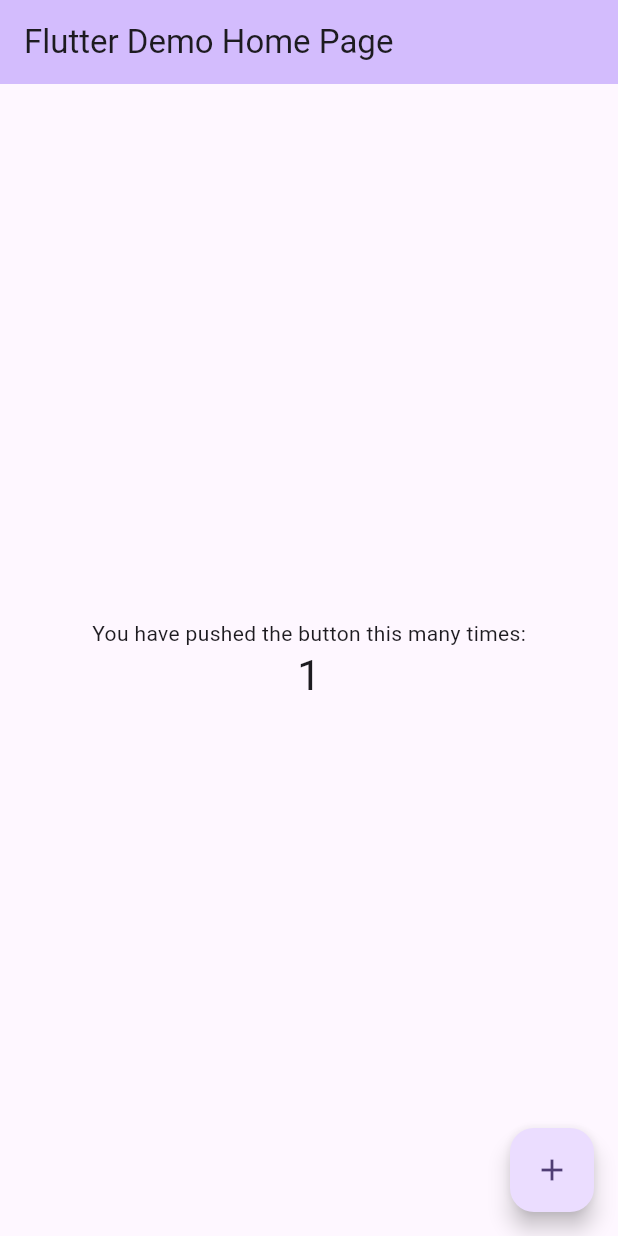
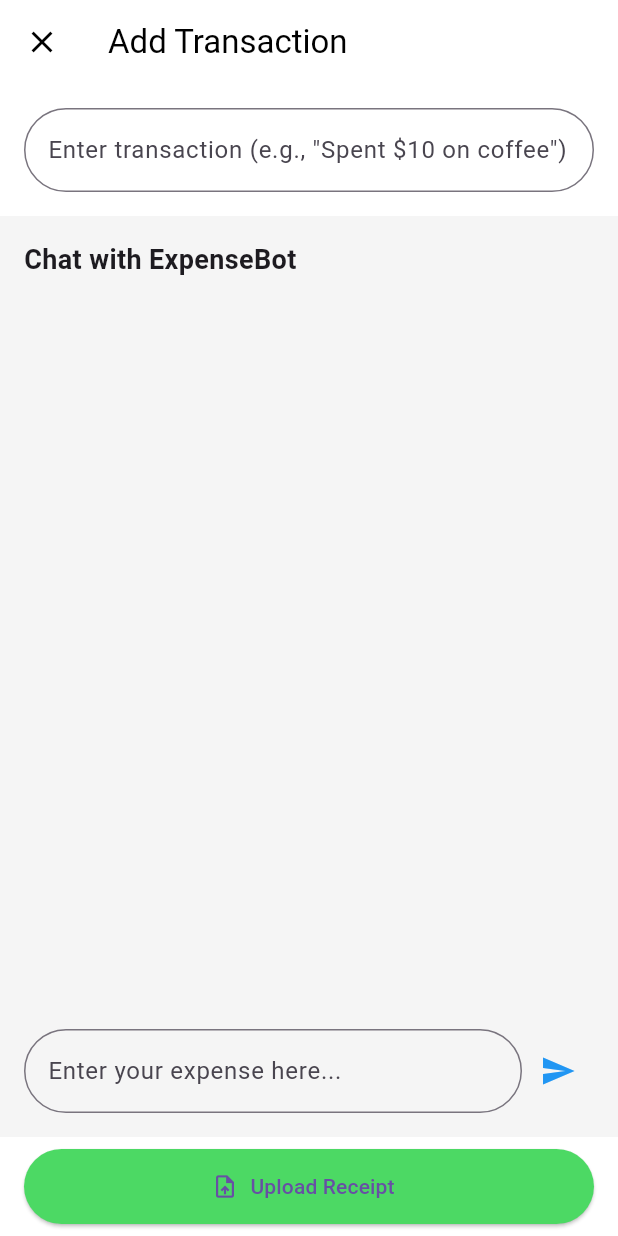
Before and after one commit to shortlion99/dollar-saver, a Flutter app: the screen it shows after launch, after a tap on the "add" icon, on a phone screen of 412 x 824 dp. Run offline on Flutter 3.47's test engine with Material 3 defaults, Android fonts, the phone set to English and light mode, and no system bars; our stand-ins replace image_picker.

Commit message:
added add assessment n home screen

```diff
--- /dev/null
+++ b/frontend/lib/components/budget_provider.dart
@@ -0,0 +1,38 @@
+import 'package:ai_expense_app/models/transaction_model.dart';
+import 'package:flutter/foundation.dart';
+
+class BudgetProvider with ChangeNotifier {
+  List<Transaction> _transactions = [
+    Transaction(category: 'Electricity', amount: 60.00, date: DateTime(2020, 5, 18)),
+    Transaction(category: 'Home', amount: 23.50, date: DateTime(2020, 5, 18)),
+    Transaction(category: 'Food & Drink', amount: 150.00, date: DateTime(2020, 5, 18)),
+    Transaction(category: 'Pet Food', amount: 36.50, date: DateTime(2020, 5, 18)),
+  ];
+
+  List<Transaction> get transactions => _transactions;
+
+  double get totalBudget => 5430.60;
+
+  void addTransaction(Transaction transaction) {
+    _transactions.add(transaction);
+    notifyListeners();
+  }
+
+  Map<String, double> calculateCategorySpending() {
+  Map<String, double> categoryTotals = {};
+
+  for (var transaction in _transactions) {
+    // Check if the category already exists in the map
+    if (categoryTotals.containsKey(transaction.category)) {
+      // If it exists, add the amount; if null, treat it as 0.0
+      categoryTotals[transaction.category] = (categoryTotals[transaction.category] ?? 0.0) + transaction.amount;
+    } else {
+      // If it doesn't exist, initialize it with the transaction amount
+      categoryTotals[transaction.category] = transaction.amount;
+    }
+  }
+
+  return categoryTotals;
+}
+
+}
--- /dev/null
+++ b/frontend/lib/components/custom_icons.dart
@@ -0,0 +1,18 @@
+import 'package:flutter/material.dart';
+
+class CustomIcons {
+  static IconData getIconForCategory(String category) {
+    switch (category.toLowerCase()) {
+      case 'electricity':
+        return Icons.lightbulb_outline;
+      case 'home':
+        return Icons.home;
+      case 'food & drink':
+        return Icons.fastfood;
+      case 'pet food':
+        return Icons.pets;
+      default:
+        return Icons.category;
+    }
+  }
+}
--- a/frontend/lib/main.dart
+++ b/frontend/lib/main.dart
@@ -1,125 +1,28 @@
 import 'package:flutter/material.dart';
+import 'package:provider/provider.dart';
+import 'screens/home_screen.dart';
+import 'components/budget_provider.dart';
 
 void main() {
-  runApp(const MyApp());
+  runApp(
+    ChangeNotifierProvider(
+      create: (context) => BudgetProvider(),
+      child: MyApp(),
+    ),
+  );
 }
 
 class MyApp extends StatelessWidget {
-  const MyApp({super.key});
-
-  // This widget is the root of your application.
   @override
   Widget build(BuildContext context) {
     return MaterialApp(
-      title: 'Flutter Demo',
+      title: 'Budget App',
       theme: ThemeData(
-        // This is the theme of your application.
-        //
-        // TRY THIS: Try running your application with "flutter run". You'll see
-        // the application has a purple toolbar. Then, without quitting the app,
-        // try changing the seedColor in the colorScheme below to Colors.green
-        // and then invoke "hot reload" (save your changes or press the "hot
-        // reload" button in a Flutter-supported IDE, or press "r" if you used
-        // the command line to start the app).
-        //
-        // Notice that the counter didn't reset back to zero; the application
-        // state is not lost during the reload. To reset the state, use hot
-        // restart instead.
-        //
-        // This works for code too, not just values: Most code changes can be
-        // tested with just a hot reload.
-        colorScheme: ColorScheme.fromSeed(seedColor: Colors.deepPurple),
-        useMaterial3: true,
+        primaryColor: Color(0xFF4CD964),
+        scaffoldBackgroundColor: Color(0xFF4CD964),
+        fontFamily: 'Roboto',
       ),
-      home: const MyHomePage(title: 'Flutter Demo Home Page'),
+      home: HomeScreen(),
     );
   }
 }
-
-class MyHomePage extends StatefulWidget {
-  const MyHomePage({super.key, required this.title});
-
-  // This widget is the home page of your application. It is stateful, meaning
-  // that it has a State object (defined below) that contains fields that affect
-  // how it looks.
-
-  // This class is the configuration for the state. It holds the values (in this
-  // case the title) provided by the parent (in this case the App widget) and
-  // used by the build method of the State. Fields in a Widget subclass are
-  // always marked "final".
-
-  final String title;
-
-  @override
-  State<MyHomePage> createState() => _MyHomePageState();
-}
-
-class _MyHomePageState extends State<MyHomePage> {
-  int _counter = 0;
-
-  void _incrementCounter() {
-    setState(() {
-      // This call to setState tells the Flutter framework that something has
-      // changed in this State, which causes it to rerun the build method below
-      // so that the display can reflect the updated values. If we changed
-      // _counter without calling setState(), then the build method would not be
-      // called again, and so nothing would appear to happen.
-      _counter++;
-    });
-  }
-
-  @override
-  Widget build(BuildContext context) {
-    // This method is rerun every time setState is called, for instance as done
-    // by the _incrementCounter method above.
-    //
-    // The Flutter framework has been optimized to make rerunning build methods
-    // fast, so that you can just rebuild anything that needs updating rather
-    // than having to individually change instances of widgets.
-    return Scaffold(
-      appBar: AppBar(
-        // TRY THIS: Try changing the color here to a specific color (to
-        // Colors.amber, perhaps?) and trigger a hot reload to see the AppBar
-        // change color while the other colors stay the same.
-        backgroundColor: Theme.of(context).colorScheme.inversePrimary,
-        // Here we take the value from the MyHomePage object that was created by
-        // the App.build method, and use it to set our appbar title.
-        title: Text(widget.title),
-      ),
-      body: Center(
-        // Center is a layout widget. It takes a single child and positions it
-        // in the middle of the parent.
-        child: Column(
-          // Column is also a layout widget. It takes a list of children and
-          // arranges them vertically. By default, it sizes itself to fit its
-          // children horizontally, and tries to be as tall as its parent.
-          //
-          // Column has various properties to control how it sizes itself and
-          // how it positions its children. Here we use mainAxisAlignment to
-          // center the children vertically; the main axis here is the vertical
-          // axis because Columns are vertical (the cross axis would be
-          // horizontal).
-          //
-          // TRY THIS: Invoke "debug painting" (choose the "Toggle Debug Paint"
-          // action in the IDE, or press "p" in the console), to see the
-          // wireframe for each widget.
-          mainAxisAlignment: MainAxisAlignment.center,
-          children: <Widget>[
-            const Text(
-              'You have pushed the button this many times:',
-            ),
-            Text(
-              '$_counter',
-              style: Theme.of(context).textTheme.headlineMedium,
-            ),
-          ],
-        ),
-      ),
-      floatingActionButton: FloatingActionButton(
-        onPressed: _incrementCounter,
-        tooltip: 'Increment',
-        child: const Icon(Icons.add),
-      ), // This trailing comma makes auto-formatting nicer for build methods.
-    );
-  }
-}
--- /dev/null
+++ b/frontend/lib/models/transaction_model.dart
@@ -0,0 +1,13 @@
+class Transaction {
+  final String category;
+  final double amount;
+  final DateTime date;
+  final String notes;
+
+  Transaction({
+    required this.category,
+    required this.amount,
+    required this.date,
+    this.notes = '',
+  });
+}
--- /dev/null
+++ b/frontend/lib/screens/add_transaction_screen.dart
@@ -0,0 +1,213 @@
+import 'package:flutter/material.dart';
+import 'package:image_picker/image_picker.dart';
+import 'dart:io';
+
+class AddTransactionScreen extends StatefulWidget {
+  const AddTransactionScreen({super.key});
+
+  @override
+  _AddTransactionScreenState createState() => _AddTransactionScreenState();
+}
+
+class _AddTransactionScreenState extends State<AddTransactionScreen> {
+  String selectedCategory = 'Food & Drink';
+  TextEditingController amountController = TextEditingController();
+  TextEditingController notesController = TextEditingController();
+  TextEditingController chatbotController = TextEditingController();
+  TextEditingController transactionInputController = TextEditingController();
+  File? _receiptImage;
+  List<String> chatMessages = []; // To store chat messages
+
+  @override
+  Widget build(BuildContext context) {
+    return Scaffold(
+      backgroundColor: Colors.white,
+      appBar: AppBar(
+        backgroundColor: Colors.white,
+        elevation: 0,
+        leading: IconButton(
+          icon: const Icon(Icons.close, color: Colors.black),
+          onPressed: () => Navigator.pop(context),
+        ),
+        title: const Text('Add Transaction', style: TextStyle(color: Colors.black)),
+      ),
+      body: Column(
+        children: [
+          _buildTransactionInputField(),
+          _buildChatbotInput(),
+          _buildUploadReceiptButton(),
+          _buildReceiptPreview(),
+
+        ],
+      ),
+    );
+  }
+
+  Widget _buildTransactionInputField() {
+    return Padding(
+      padding: const EdgeInsets.all(16.0),
+      child: TextField(
+        controller: transactionInputController,
+        decoration: const InputDecoration(
+          labelText: 'Enter transaction (e.g., "Spent \$10 on coffee")',
+          border: OutlineInputBorder(
+            borderRadius: BorderRadius.all(Radius.circular(30.0)),
+          ),
+        ),
+      ),
+    );
+  }
+
+  Widget _buildUploadReceiptButton() {
+    return Padding(
+      padding: const EdgeInsets.symmetric(horizontal: 16.0, vertical: 8.0),
+      child: ElevatedButton.icon(
+        onPressed: _pickImage,
+        icon: const Icon(Icons.upload_file),
+        label: const Text('Upload Receipt'),
+        style: ElevatedButton.styleFrom(
+          minimumSize: const Size(double.infinity, 50),
+          shape: RoundedRectangleBorder(
+            borderRadius: BorderRadius.circular(30.0),
+          ),
+          backgroundColor: Theme.of(context).primaryColor,
+        ),
+      ),
+    );
+  }
+
+
+  Widget _buildReceiptPreview() {
+    return _receiptImage == null
+        ? Container()
+        : Padding(
+            padding: const EdgeInsets.all(16.0),
+            child: Image.file(_receiptImage!),
+          );
+  }
+
+  Widget _buildChatbotInput() {
+    return Expanded(
+      child: Container(
+        color: Colors.grey[100],
+        padding: const EdgeInsets.all(16.0),
+        child: Column(
+          crossAxisAlignment: CrossAxisAlignment.start,
+          children: [
+            const Text(
+              'Chat with ExpenseBot',
+              style: TextStyle(fontSize: 18, fontWeight: FontWeight.bold),
+            ),
+            const SizedBox(height: 10),
+            Expanded(
+              child: ListView.builder(
+                itemCount: chatMessages.length,
+                itemBuilder: (context, index) {
+                  final message = chatMessages[index];
+                  return _buildChatMessage(message);
+                },
+              ),
+            ),
+            _buildChatInputField(),
+          ],
+        ),
+      ),
+    );
+  }
+
+  Widget _buildChatMessage(String message) {
+    return Align(
+      alignment: Alignment.centerLeft,
+      child: Container(
+        padding: const EdgeInsets.all(12),
+        margin: const EdgeInsets.symmetric(vertical: 4),
+        decoration: BoxDecoration(
+          color: Colors.blue[100],
+          borderRadius: BorderRadius.circular(10),
+        ),
+        child: Text(message),
+      ),
+    );
+  }
+
+  Widget _buildChatInputField() {
+    return Row(
+      children: [
+        Expanded(
+          child: TextField(
+            controller: chatbotController,
+            decoration: const InputDecoration(
+              hintText: 'Enter your expense here...',
+              border: OutlineInputBorder(
+                borderRadius: BorderRadius.all(Radius.circular(30.0)),
+              ),
+            ),
+          ),
+        ),
+        IconButton(
+          icon: const Icon(Icons.send, color: Colors.blue),
+          onPressed: _sendChatMessage,
+        ),
+      ],
+    );
+  }
+
+  void _sendChatMessage() async {
+    final message = chatbotController.text.trim();
+    if (message.isNotEmpty) {
+      setState(() {
+        chatMessages.add("You: $message"); // Add user message
+      });
+      chatbotController.clear();
+
+      // Call your AI processing function here
+      final response = await _processUserInput(message);
+      setState(() {
+        chatMessages.add("ExpenseBot: $response"); // Add AI response
+      });
+    }
+  }
+
+  Future<String> _processUserInput(String input) async {
+    // Here you would implement your logic to process the user input or receipt
+    // This could involve calling an external API that performs NLP and OCR
+
+    // Example: You might send the input to your AI service and get a response
+    // For now, return a mock response
+    await Future.delayed(const Duration(seconds: 1)); // Simulate network delay
+    return "Categorized as Food & Drink, amount: \$10"; // Example response
+  }
+
+  Future<void> _pickImage() async {
+    final pickedFile = await ImagePicker().getImage(source: ImageSource.gallery);
+    if (pickedFile != null) {
+      setState(() {
+        _receiptImage = File(pickedFile.path);
+      });
+
+      // Call your OCR processing function here
+      final response = await _processReceipt(_receiptImage!);
+      setState(() {
+        chatMessages.add("ExpenseBot: $response"); // Add AI response
+      });
+    }
+  }
+
+  Future<String> _processReceipt(File receiptImage) async {
+    // Implement OCR extraction and AI processing here
+    // This function should return a string with categorized data
+
+    // Example: Simulate a response
+    await Future.delayed(const Duration(seconds: 1)); // Simulate network delay
+    return "Receipt processed: Spent \$20 on groceries"; // Example response
+  }
+
+  @override
+  void dispose() {
+    amountController.dispose();
+    notesController.dispose();
+    chatbotController.dispose();
+    transactionInputController.dispose();
+    super.dispose();
+  }
+}
--- /dev/null
+++ b/frontend/lib/screens/home_screen.dart
@@ -0,0 +1,153 @@
+import 'package:ai_expense_app/components/budget_provider.dart';
+import 'package:flutter/material.dart';
+import 'package:provider/provider.dart';
+import 'package:ai_expense_app/components/budget_provider.dart';
+import 'add_transaction_screen.dart';
+import 'package:ai_expense_app/components/custom_icons.dart';
+
+class HomeScreen extends StatelessWidget {
+  @override
+  Widget build(BuildContext context) {
+    return Consumer<BudgetProvider>(
+      builder: (context, budgetProvider, child) {
+        return Scaffold(
+          body: SafeArea(
+            child: Column(
+              children: [
+                _buildHeader(context, budgetProvider),
+                _buildToggleButtons(),
+                _buildTransactionList(budgetProvider),
+                _buildBottomNavBar(context),
+              ],
+            ),
+          ),
+        );
+      },
+    );
+  }
+
+  Widget _buildHeader(BuildContext context, BudgetProvider budgetProvider) {
+    return Container(
+      padding: EdgeInsets.all(20),
+      child: Column(
+        crossAxisAlignment: CrossAxisAlignment.start,
+        children: [
+          const Row(
+            mainAxisAlignment: MainAxisAlignment.spaceBetween,
+            children: [
+              Icon(Icons.menu, color: Colors.white),
+              CircleAvatar(
+                backgroundImage: AssetImage('assets/profile_picture.jpg'),
+              ),
+            ],
+          ),
+          const SizedBox(height: 20),
+          const Text(
+            'My budget',
+            style: TextStyle(color: Colors.white, fontSize: 24),
+          ),
+          Text(
+            '\$${budgetProvider.totalBudget.toStringAsFixed(2)}',
+            style: const TextStyle(color: Colors.white, fontSize: 48, fontWeight: FontWeight.bold),
+          ),
+        ],
+      ),
+    );
+  }
+
+  Widget _buildToggleButtons() {
+    return Container(
+      margin: EdgeInsets.symmetric(vertical: 10),
+      child: Row(
+        mainAxisAlignment: MainAxisAlignment.center,
+        children: [
+          ElevatedButton(
+            child: Text('Today'),
+            onPressed: () {},
+            style: ElevatedButton.styleFrom(
+              backgroundColor: Colors.black,
+              shape: RoundedRectangleBorder(borderRadius: BorderRadius.circular(20)),
+            ),
+          ),
+          SizedBox(width: 10),
+          ElevatedButton(
+            child: Text('Month'),
+            onPressed: () {},
+            style: ElevatedButton.styleFrom(
+              backgroundColor: Colors.grey[300],
+              shape: RoundedRectangleBorder(borderRadius: BorderRadius.circular(20)),
+            ),
+          ),
+        ],
+      ),
+    );
+  }
+
+  Widget _buildTransactionList(BudgetProvider budgetProvider) {
+    return Expanded(
+      child: Container(
+        decoration: const BoxDecoration(
+          color: Colors.white,
+          borderRadius: BorderRadius.only(
+            topLeft: Radius.circular(30),
+            topRight: Radius.circular(30),
+          ),
+        ),
+        child: ListView.builder(
+          itemCount: budgetProvider.transactions.length,
+          itemBuilder: (context, index) {
+            final transaction = budgetProvider.transactions[index];
+            return ListTile(
+              leading: CircleAvatar(
+                backgroundColor: Colors.grey[200],
+                child: Icon(CustomIcons.getIconForCategory(transaction.category), color: Colors.black),
+              ),
+              title: Text(transaction.category),
+              trailing: Text(
+                '\$${transaction.amount.toStringAsFixed(2)}',
+                style: TextStyle(color: Colors.orange),
+              ),
+            );
+          },
+        ),
+      ),
+    );
+  }
+
+  Widget _buildBottomNavBar(BuildContext context) {
+    return Container(
+      padding: EdgeInsets.symmetric(vertical: 10),
+      decoration: BoxDecoration(
+        color: Colors.black,
+        borderRadius: BorderRadius.circular(30),
+      ),
+      child: Row(
+        mainAxisAlignment: MainAxisAlignment.spaceEvenly,
+        children: [
+          Icon(Icons.home, color: Colors.white),
+          IconButton(
+            icon: Icon(Icons.add, color: Colors.white),
+            onPressed: () {
+              Navigator.push(
+                context,
+                MaterialPageRoute(builder: (context) => AddTransactionScreen()),
+              );
+            },
+          ),
+//           IconButton(
+//   icon: Icon(Icons.dashboard, color: Colors.white),
+//   onPressed: () {
+//     Navigator.push(
+//       context,
+//       MaterialPageRoute(builder: (context) => DashboardScreen()),
+//     );
+//   },
+// ),
+
+
+
+        ],
+      ),
+    );
+  }
+}
--- a/frontend/pubspec.yaml
+++ b/frontend/pubspec.yaml
@@ -30,7 +30,8 @@ environment:
 dependencies:
   flutter:
     sdk: flutter
-
+  provider: ^6.0.0
+  image_picker: ^0.8.7+4
 
   # The following adds the Cupertino Icons font to your application.
   # Use with the CupertinoIcons class for iOS style icons.
```
Also changed, not shown: frontend/pubspec.lock, 16 other files.
